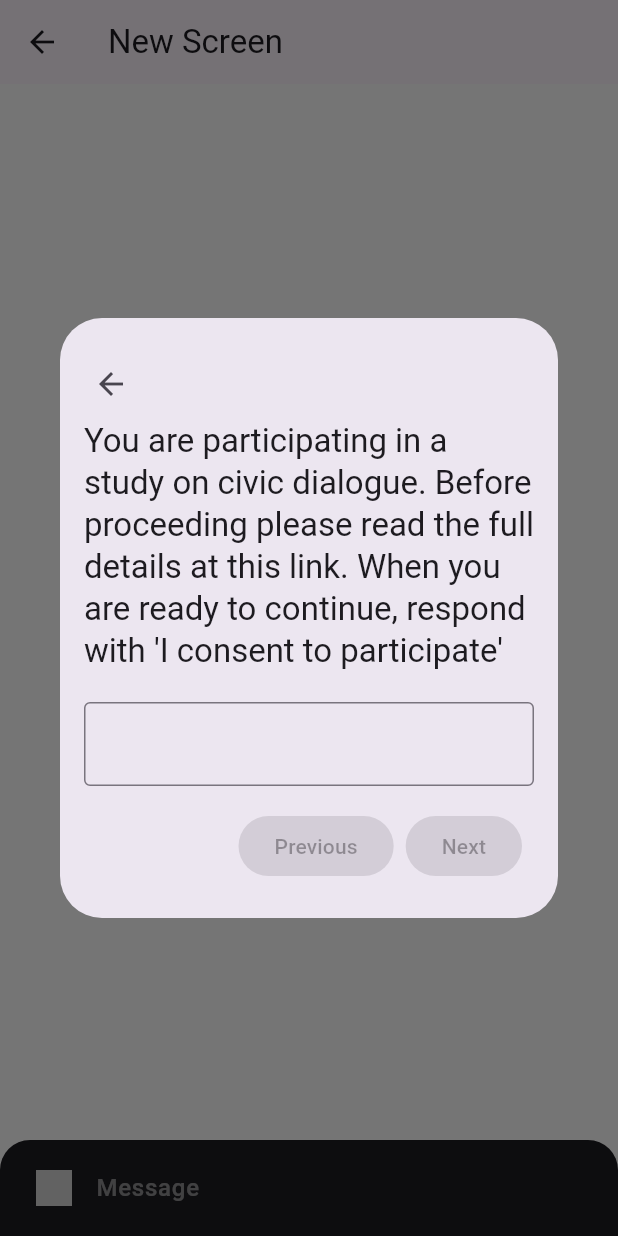
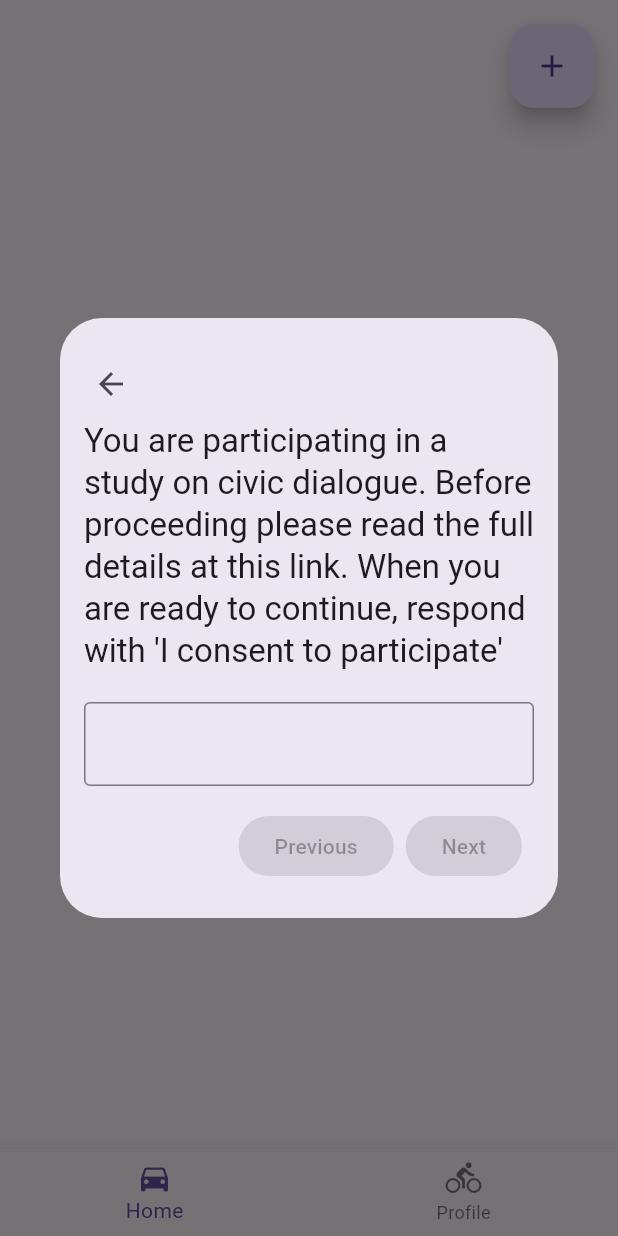
Before and after one commit to BYU-PCCL/dem_recip_mobile, a Flutter app: the HomeNavigator screen opened directly, after a tap on the "add" icon, on a phone screen of 412 x 824 dp. Run offline on Flutter 3.47's test engine with Material 3 defaults, Android fonts, the phone set to English and light mode, and no system bars; our stand-ins replace file_picker, firebase_auth, firebase_core, flutter_chat_types, flutter_chat_ui, image_picker and 1 more; accounts and stored records are empty; network calls fail.

Commit message:
now convo questionnaire stays on home screen

```diff
--- a/app/lib/view/chat_room_view.dart
+++ b/app/lib/view/chat_room_view.dart
@@ -1,14 +1,6 @@
 import 'dart:convert';
 import 'dart:io';
 
-import 'package:dem_recip_mobile/service/user_convo_service.dart';
-import 'package:dem_recip_mobile/utils/show_questionnaire.dart';
-import 'package:dem_recip_mobile/view/question/consent.dart';
-import 'package:dem_recip_mobile/view/question/partner_type.dart';
-import 'package:dem_recip_mobile/view/question/position.dart';
-import 'package:dem_recip_mobile/view/question/question.dart';
-import 'package:dem_recip_mobile/view/question/topic.dart';
-import 'package:dem_recip_mobile/view/question/treatment.dart';
 import 'package:file_picker/file_picker.dart';
 import 'package:flutter/material.dart';
 import 'package:flutter/services.dart' show rootBundle;
@@ -31,35 +23,18 @@ class ChatPage extends StatefulWidget {
 }
 
 class _ChatPageState extends State<ChatPage> {
-  bool showQuestionnaire = true;
 
   List<types.Message> _messages = [];
   final _user = const types.User(
     id: '82091008-a484-4a89-ae75-a22bf8d6f3ac',
   );
 
-  final List<Question> _questions = [
-    ConsentQuestion(),
-    TopicQuestion(),
-    PositionQuestion(),
-    TreatmentQuestion(),
-    PartnerTypeQuestion()
-  ];
+
 
   @override
   void initState() {
     super.initState();
     // _loadMessages();
-    WidgetsBinding.instance.addPostFrameCallback((_) {
-      showQuestionnaireDialog(
-        context,
-        showQuestionnaire,
-        setState,
-        _questions,
-        UserConvoService.create,
-        2
-      );
-    });
   }
 
   void _addMessage(types.Message message) {
--- a/app/lib/view/widget/add_button.dart
+++ b/app/lib/view/widget/add_button.dart
@@ -1,9 +1,31 @@
-import 'package:dem_recip_mobile/view/chat_room_view.dart';
+import 'package:dem_recip_mobile/service/user_convo_service.dart';
+import 'package:dem_recip_mobile/utils/show_questionnaire.dart';
+import 'package:dem_recip_mobile/view/question/consent.dart';
+import 'package:dem_recip_mobile/view/question/partner_type.dart';
+import 'package:dem_recip_mobile/view/question/position.dart';
+import 'package:dem_recip_mobile/view/question/question.dart';
+import 'package:dem_recip_mobile/view/question/topic.dart';
+import 'package:dem_recip_mobile/view/question/treatment.dart';
 import 'package:flutter/material.dart';
 
+class AddButton extends StatefulWidget {
+  const AddButton({super.key});
 
-class AddButton extends StatelessWidget {
-  const AddButton({super.key});
+  @override
+  _AddButtonState createState() => _AddButtonState();
+}
+
+
+class _AddButtonState extends State<AddButton> {
+  bool showQuestionnaire = true;
+
+  final List<Question> _questions = [
+    ConsentQuestion(),
+    TopicQuestion(),
+    PositionQuestion(),
+    TreatmentQuestion(),
+    PartnerTypeQuestion()
+  ];
 
   @override
   Widget build(BuildContext context) {
@@ -16,9 +38,13 @@ class AddButton extends StatelessWidget {
               padding: const EdgeInsets.all(16.0), // Adding some padding around the button
               child: FloatingActionButton(
                 onPressed: () {
-                  Navigator.push(
+                  showQuestionnaireDialog(
                     context,
-                    MaterialPageRoute(builder: (context) => const ChatPage()),
+                    showQuestionnaire,
+                    setState,
+                    _questions,
+                    UserConvoService.create,
+                    1
                   );
                 },
                 child: const Icon(Icons.add), // Plus icon
```
